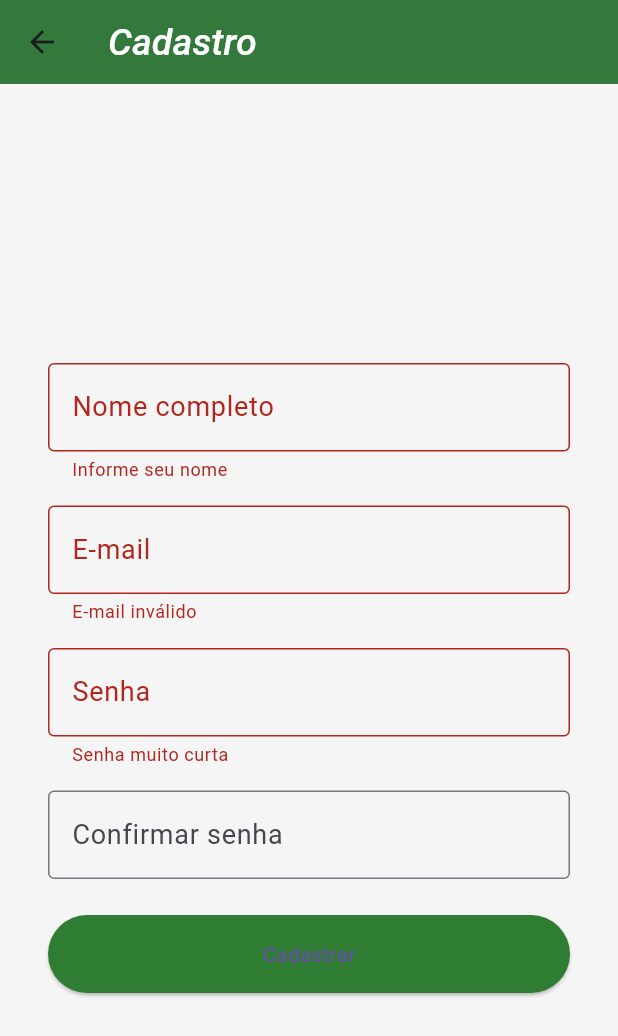
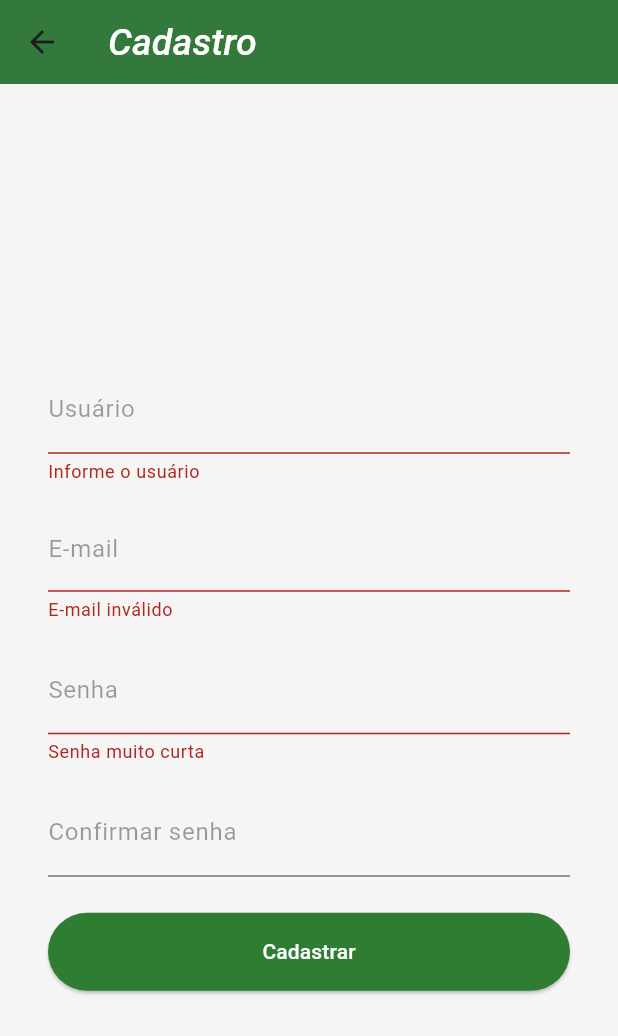
Before and after one commit to Jeffersson17/sistema_controle_dividas_frontend, a Flutter app: the RegisterPage screen opened directly, after a tap on "Cadastrar", on a phone screen of 412 x 824 dp. Shown: the top 1036 px of the screen. Run offline on Flutter 3.47's test engine with Material 3 defaults, Android fonts, the phone set to English and light mode, and no system bars.

Commit message:
fix singup_page

```diff
--- a/lib/pages/singup_page.dart
+++ b/lib/pages/singup_page.dart
@@ -1,4 +1,5 @@
 import 'package:flutter/material.dart';
+import 'package:sistema_controle_dividas_frontend/pages/login_page.dart';
 
 class RegisterPage extends StatefulWidget {
   const RegisterPage({super.key});
@@ -9,19 +10,23 @@ class RegisterPage extends StatefulWidget {
 
 class _RegisterPageState extends State<RegisterPage> {
   final _formKey = GlobalKey<FormState>();
-  final _nomeController = TextEditingController();
+  final _userController = TextEditingController();
   final _emailController = TextEditingController();
   final _senhaController = TextEditingController();
   final _confirmarSenhaController = TextEditingController();
 
   void _cadastrar() {
     if (_formKey.currentState!.validate()) {
-      final nome = _nomeController.text;
+      final user = _userController.text;
       final email = _emailController.text;
 
       // Aqui você pode enviar os dados para a API ou salvar localmente
       ScaffoldMessenger.of(context).showSnackBar(
-        SnackBar(content: Text('Cadastro realizado para $nome ($email)')),
+        SnackBar(content: Text('Cadastro realizado para $user $email')),
+      );
+      Navigator.pushReplacement(
+        context,
+        MaterialPageRoute(builder: (context) => const LoginPage()),
       );
     }
   }
@@ -44,31 +49,44 @@ class _RegisterPageState extends State<RegisterPage> {
               children: [
                 const SizedBox(height: 24),
                 TextFormField(
-                  controller: _nomeController,
-                  decoration: const InputDecoration(
-                    labelText: 'Nome completo',
-                    border: OutlineInputBorder(),
+                  controller: _userController,
+                  decoration: InputDecoration(
+                    labelText: "Usuário",
+                    labelStyle: TextStyle(
+                      color: Colors.black38,
+                      fontWeight: FontWeight.w400,
+                      fontSize: 16,
+                    ),
                   ),
                   validator: (value) =>
-                      value == null || value.isEmpty ? 'Informe seu nome' : null,
+                      value == null || value.isEmpty ? 'Informe o usuário' : null,
                 ),
                 const SizedBox(height: 16),
                 TextFormField(
-                  controller: _emailController,
-                  decoration: const InputDecoration(
-                    labelText: 'E-mail',
-                    border: OutlineInputBorder(),
+                  keyboardType: TextInputType.emailAddress,
+                  decoration: InputDecoration(
+                    labelText: "E-mail",
+                    labelStyle: TextStyle(
+                      color: Colors.black38,
+                      fontWeight: FontWeight.w400,
+                      fontSize: 16,
+                    ),
                   ),
+                  style: TextStyle(fontSize: 16),
                   validator: (value) =>
-                      value == null || !value.contains('@') ? 'E-mail inválido' : null,
+                    value == null || !value.contains('@') ? 'E-mail inválido' : null,
                 ),
                 const SizedBox(height: 16),
                 TextFormField(
                   controller: _senhaController,
                   obscureText: true,
-                  decoration: const InputDecoration(
-                    labelText: 'Senha',
-                    border: OutlineInputBorder(),
+                  decoration: InputDecoration(
+                    labelText: "Senha",
+                    labelStyle: TextStyle(
+                      color: Colors.black38,
+                      fontWeight: FontWeight.w400,
+                      fontSize: 16,
+                    ),
                   ),
                   validator: (value) =>
                       value != null && value.length < 4 ? 'Senha muito curta' : null,
@@ -77,9 +95,13 @@ class _RegisterPageState extends State<RegisterPage> {
                 TextFormField(
                   controller: _confirmarSenhaController,
                   obscureText: true,
-                  decoration: const InputDecoration(
-                    labelText: 'Confirmar senha',
-                    border: OutlineInputBorder(),
+                  decoration: InputDecoration(
+                    labelText: "Confirmar senha",
+                    labelStyle: TextStyle(
+                      color: Colors.black38,
+                      fontWeight: FontWeight.w400,
+                      fontSize: 16,
+                    ),
                   ),
                   validator: (value) => value != _senhaController.text
                       ? 'Senhas não coincidem'
@@ -92,7 +114,10 @@ class _RegisterPageState extends State<RegisterPage> {
                     backgroundColor: Colors.green[800],
                     padding: const EdgeInsets.symmetric(vertical: 16),
                   ),
-                  child: const Text('Cadastrar'),
+                  child: const Text(
+                    'Cadastrar',
+                    style: TextStyle(color: Colors.white),
+                  ),
                 ),
               ],
             ),
```
